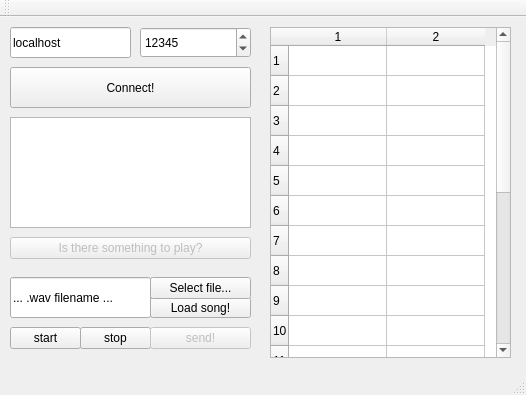
Old version of the form QtClient - basics/AudioClient/clientwindow.ui in the repository zkatzen/sk2-projekt.
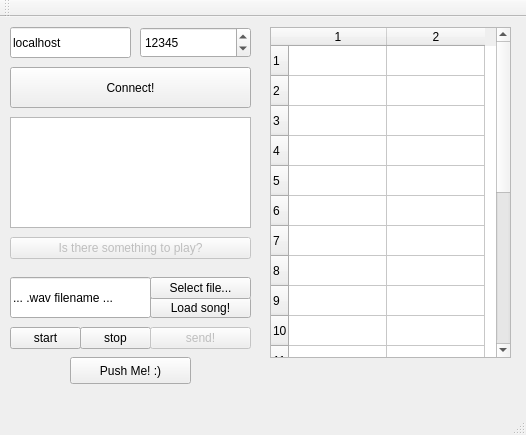
New version of the form.

Commit message: Introduce QMediaPlayer <3

What changed in the file:
```diff
--- a/QtClient - basics/AudioClient/clientwindow.ui
+++ b/QtClient - basics/AudioClient/clientwindow.ui
@@ -7,7 +7,7 @@
     <x>0</x>
     <y>0</y>
     <width>526</width>
-    <height>395</height>
+    <height>435</height>
    </rect>
   </property>
   <property name="windowTitle">
@@ -204,6 +204,19 @@
     <column/>
     <column/>
    </widget>
+   <widget class="QPushButton" name="pushMeButton">
+    <property name="geometry">
+     <rect>
+      <x>70</x>
+      <y>340</y>
+      <width>121</width>
+      <height>27</height>
+     </rect>
+    </property>
+    <property name="text">
+     <string>Push Me! :)</string>
+    </property>
+   </widget>
   </widget>
   <widget class="QMenuBar" name="menuBar">
    <property name="geometry">
```
The commit also changes 2 other files.
